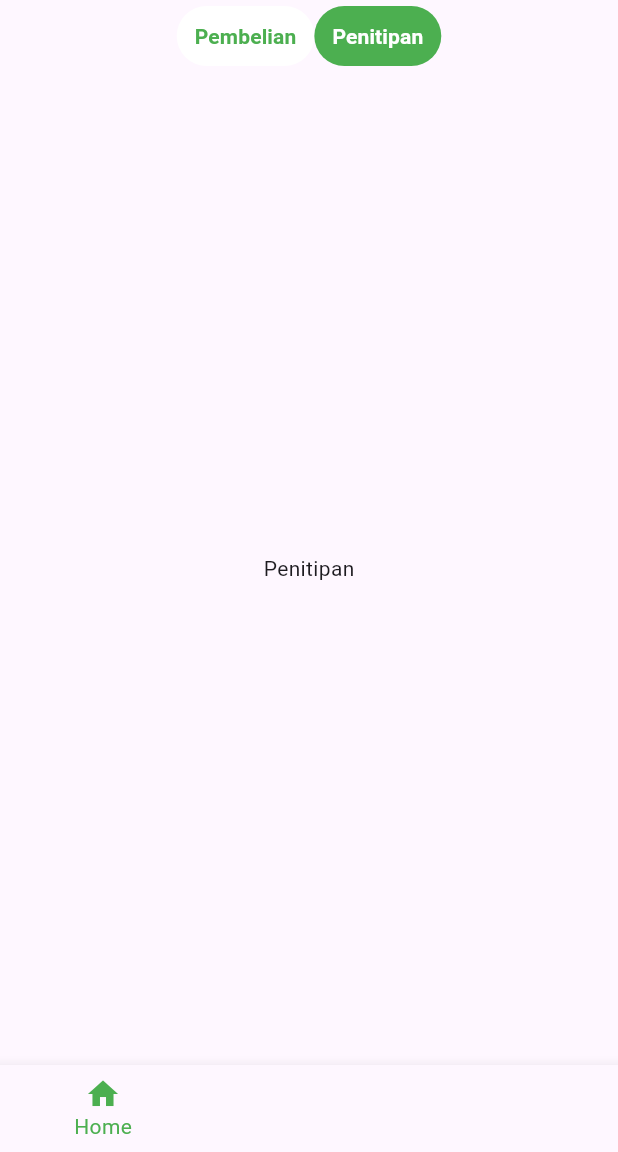
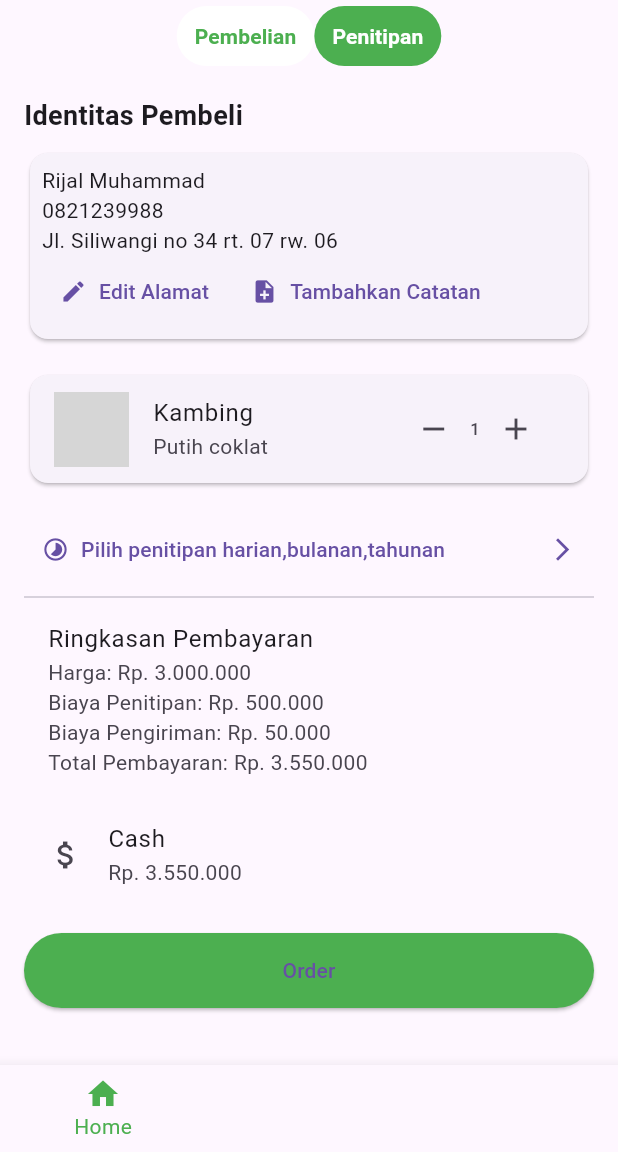
Before and after one commit to salzxq/proyek3, a Flutter app: the OrderSummaryPage screen opened directly, after a tap on "Penitipan", on a phone screen of 412 x 824 dp, the part 84-1236 px from its top. Run offline on Flutter 3.47's test engine with Material 3 defaults, Android fonts, the phone set to English and light mode, and no system bars; network calls fail; grey boxes are pictures that could not be loaded.

Commit message:
new layout

```diff
--- a/lib/order_summary.dart
+++ b/lib/order_summary.dart
@@ -201,6 +201,101 @@ class _OrderSummaryPageState extends State<OrderSummaryPage> {
   }
 
   Widget buildPenitipan() {
-    return Center(child: Text('Penitipan')); // Placeholder for Penitipan
+    return SingleChildScrollView(
+      child: Padding(
+        padding: const EdgeInsets.all(16.0),
+        child: Column(
+          crossAxisAlignment: CrossAxisAlignment.start,
+          children: [
+            Text('Identitas Pembeli', style: TextStyle(fontSize: 18, fontWeight: FontWeight.bold)),
+            SizedBox(height: 8),
+            Card(
+              child: Padding(
+                padding: const EdgeInsets.all(8.0),
+                child: Column(
+                  crossAxisAlignment: CrossAxisAlignment.start,
+                  children: [
+                    Text('Rijal Muhammad'),
+                    Text('0821239988'),
+                    Text('Jl. Siliwangi no 34 rt. 07 rw. 06'),
+                    Row(
+                      children: [
+                        TextButton.icon(
+                          onPressed: () {},
+                          icon: Icon(Icons.edit),
+                          label: Text('Edit Alamat'),
+                        ),
+                        TextButton.icon(
+                          onPressed: () {},
+                          icon: Icon(Icons.note_add),
+                          label: Text('Tambahkan Catatan'),
+                        ),
+                      ],
+                    ),
+                  ],
+                ),
+              ),
+            ),
+            SizedBox(height: 16),
+            Card(
+              child: ListTile(
+                leading: Image.network('https://example.com/kambing.jpg', width: 50, height: 50, fit: BoxFit.cover), // Replace with your image URL
+                title: Text('Kambing'),
+                subtitle: Text('Putih coklat'),
+                trailing: Row(
+                  mainAxisSize: MainAxisSize.min,
+                  children: [
+                    IconButton(icon: Icon(Icons.remove), onPressed: () {}),
+                    Text('1'),
+                    IconButton(icon: Icon(Icons.add), onPressed: () {}),
+                  ],
+                ),
+              ),
+            ),
+            SizedBox(height: 16),
+            TextButton(
+              onPressed: () {},
+              child: Row(
+                children: [
+                  Icon(Icons.timelapse),
+                  SizedBox(width: 8),
+                  Text('Pilih penitipan harian,bulanan,tahunan'),
+                  Spacer(),
+                  Icon(Icons.arrow_forward_ios),
+                ],
+              ),
+            ),
+            Divider(),
+            ListTile(
+              title: Text('Ringkasan Pembayaran'),
+              subtitle: Column(
+                crossAxisAlignment: CrossAxisAlignment.start,
+                children: [
+                  Text('Harga: Rp. 3.000.000'),
+                  Text('Biaya Penitipan: Rp. 500.000'), // Added "Biaya Penitipan"
+                  Text('Biaya Pengiriman: Rp. 50.000'),
+                  Text('Total Pembayaran: Rp. 3.550.000'), // Updated total
+                ],
+              ),
+            ),
+            SizedBox(height: 8),
+            ListTile(
+              leading: Icon(Icons.attach_money),
+              title: Text('Cash'),
+              subtitle: Text('Rp. 3.550.000'), // Updated total
+            ),
+            SizedBox(height: 16),
+            ElevatedButton(
+              onPressed: () {},
+              child: Text('Order'),
+              style: ButtonStyle(
+                backgroundColor: MaterialStateProperty.all(Colors.green),
+                minimumSize: MaterialStateProperty.all(Size(double.infinity, 50)),
+              ),
+            ),
+          ],
+        ),
+      ),
+    );
   }
 }
```
